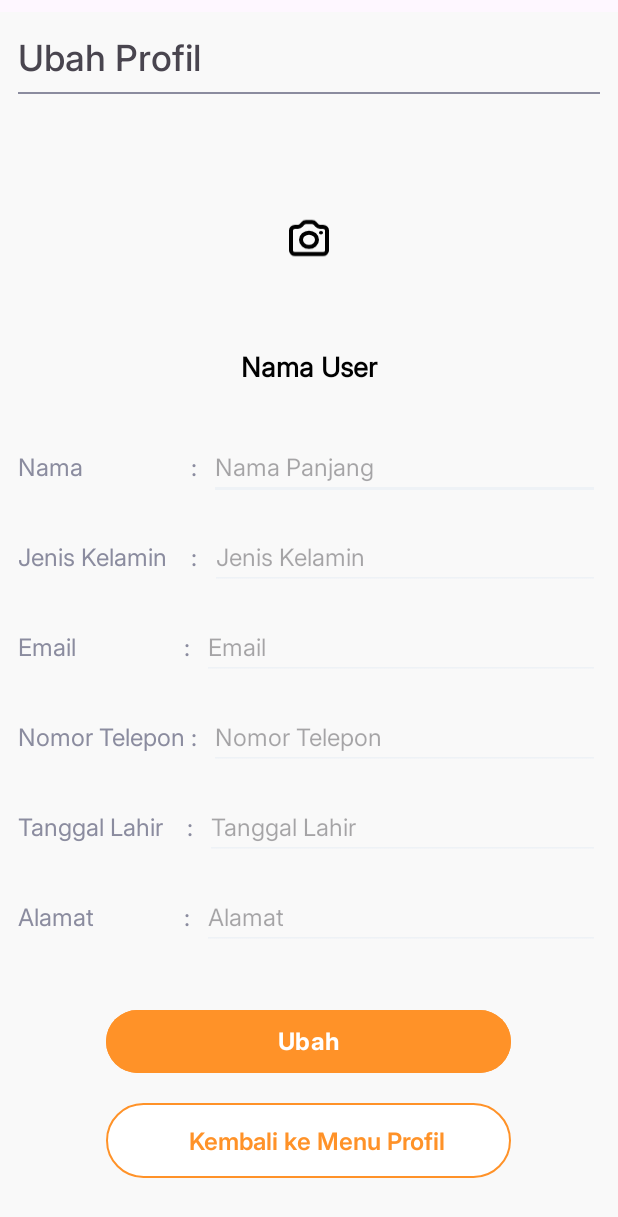
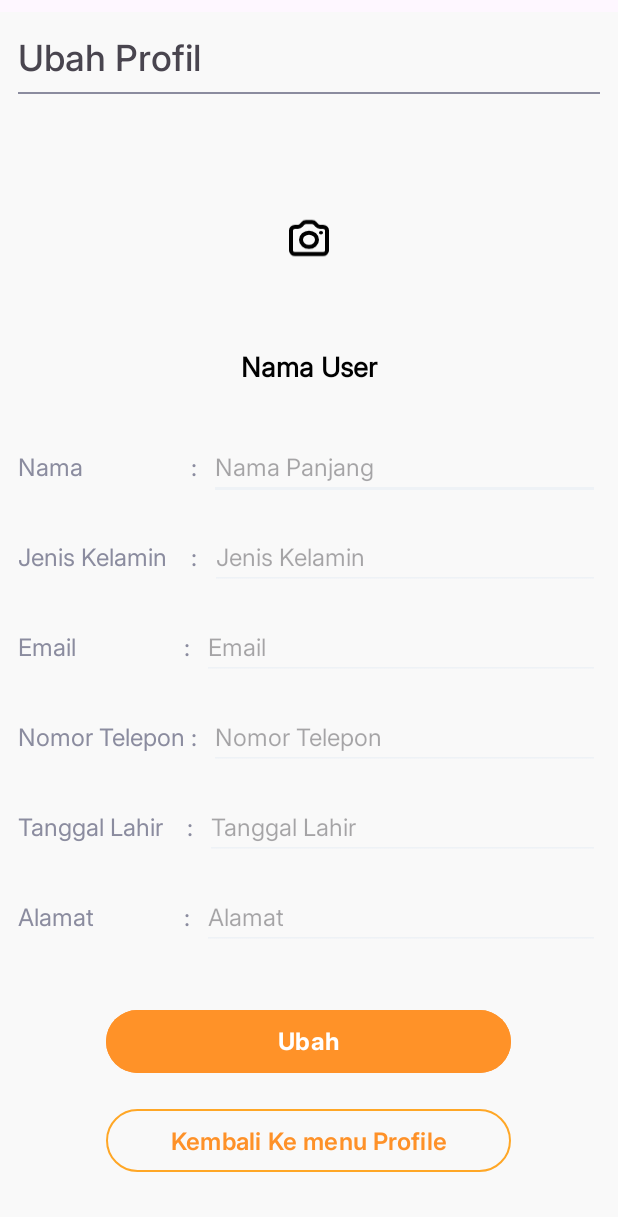
Before and after one commit to riandafatur28/Project_PelatihanKu, an Android app: the layout fragment_edit_profil.xml on its own in the app's theme, with its tools: preview values and no code run, on a phone screen of 412 x 824 dp. Shown: the top 1217 px of the screen. Run offline under Robolectric (Android 15) with nearby library versions, the phone set to English and light mode, and no system bars.

Commit message:
fix kesalahan coding design layout

```diff
--- a/app/src/main/res/layout/fragment_edit_profil.xml
+++ b/app/src/main/res/layout/fragment_edit_profil.xml
@@ -295,32 +295,23 @@
                 android:textColor="#FFFFFF"
                 android:textSize="16sp" />
 
-            <!-- Kembali ke Menu Profil -->
-            <LinearLayout
-                android:id="@+id/txtKembali"
+            <Button
+                android:id="@+id/btnBack"
                 android:layout_width="270dp"
                 android:layout_height="50dp"
                 android:layout_gravity="center_horizontal"
                 android:layout_marginTop="16dp"
-                android:layout_marginBottom="24dp"
-                android:background="@drawable/rounded_button_white"
-                android:clickable="true"
-                android:focusable="true"
-                android:gravity="center"
-                android:orientation="horizontal">
-
-                <TextView
-                    android:id="@+id/text_Kembali"
-                    android:layout_width="wrap_content"
-                    android:layout_height="wrap_content"
-                    android:layout_marginStart="12dp"
-                    android:background="?attr/selectableItemBackground"
-                    android:fontFamily="@font/inter_semibold"
-                    android:padding="8dp"
-                    android:text="Kembali ke Menu Profil"
-                    android:textColor="@color/orange"
-                    android:textSize="16sp" />
-            </LinearLayout>
+                android:layout_marginBottom="16dp"
+                android:fontFamily="@font/inter_semibold"
+                android:text="Kembali Ke menu Profile"
+                android:textAlignment="center"
+                android:textColor="#FE9128"
+                android:textSize="16sp"
+                app:backgroundTint="@color/common_google_signin_btn_tint"
+                app:cornerRadius="50dp"
+                app:rippleColor="#E1E1E1"
+                app:strokeColor="#FFA726"
+                app:strokeWidth="1.2dp" />
         </LinearLayout>
     </ScrollView>
 </LinearLayout>
--- a/app/src/main/res/layout/fragment_program_register.xml
+++ b/app/src/main/res/layout/fragment_program_register.xml
@@ -342,13 +342,14 @@
                     android:layout_width="wrap_content"
                     android:layout_height="wrap_content"
                     android:layout_alignParentEnd="true"
-                    android:layout_marginStart="270dp"
+                    android:layout_marginStart="27dp"
                     android:layout_marginTop="8dp"
                     android:clickable="true"
                     android:focusable="true"
                     android:text="@string/unduh_bukti"
                     android:textColor="@color/orange"
-                    android:textStyle="bold" />
+                    android:textStyle="bold"
+                    android:visibility="gone" />
 
             </LinearLayout>
         </LinearLayout>
```
Also changed, not shown: app/src/main/res/layout/fragment_profil.xml (+13 -19 lines), app/src/main/res/layout/fragment_register.xml (+3 -17 lines), app/src/main/res/layout/registration_document.xml (+13 -87 lines).
